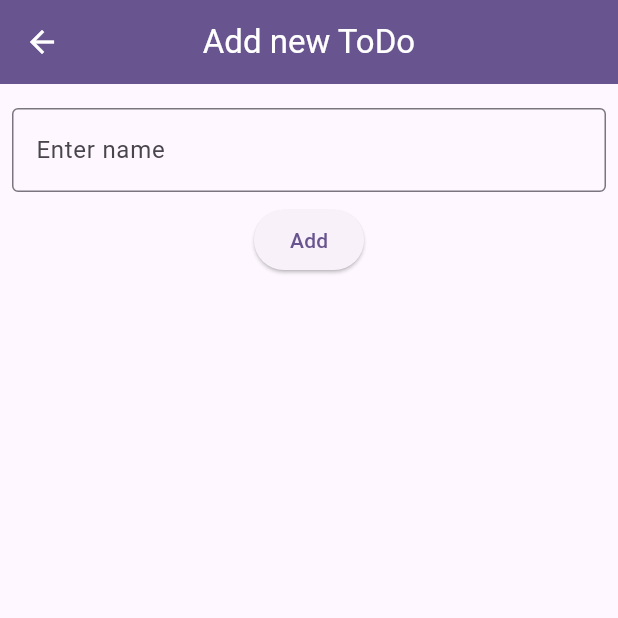
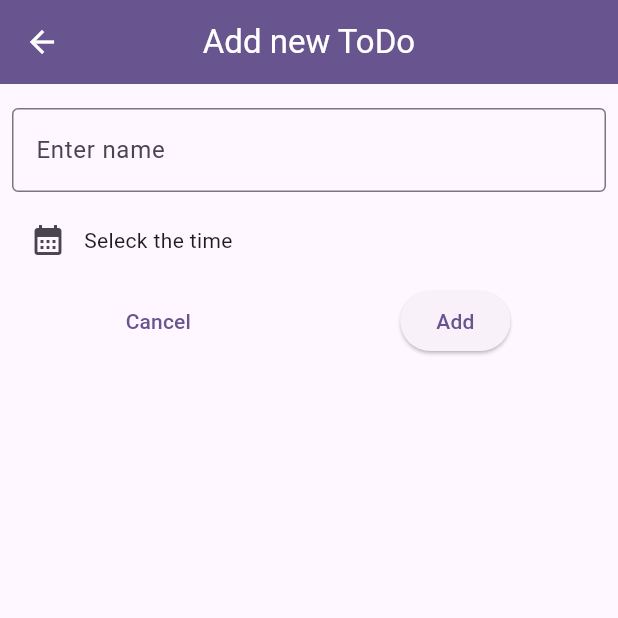
Before and after one commit to MehmetCopurCE/todo_app, a Flutter app: the screen it shows after launch, after a tap on the "add" icon, on a phone screen of 412 x 824 dp, the top half of it. Run offline on Flutter 3.47's test engine with Material 2 defaults, Android fonts, the phone set to English and light mode, and no system bars; our stand-ins replace fluttertoast, sqflite; accounts and stored records are empty.

Commit message:
sqflite added

```diff
--- a/lib/core/models/toDo.dart
+++ b/lib/core/models/toDo.dart
@@ -1,5 +1,39 @@
+import 'package:intl/intl.dart';
+
+final formatter = DateFormat
+    .yMd(); //Tarihi insanların okuyabileceği şekle dönüştürüyor. Bunun için intl package  added
+
 class ToDo {
+  int? id;
   final String title;
+  final DateTime date;
 
-  const ToDo({required this.title});
+  ToDo({
+    this.id,
+    required this.title,
+    required this.date,
+  });
+
+  Map<String, dynamic> toMap() {
+    return {
+      'id': id,
+      'title': title,
+      'date': formatter.format(date),
+      // DateTime verisini metin olarak kaydediyoruz
+    };
+  }
+
+  static ToDo fromMap(Map<String, dynamic> map) {
+    return ToDo(
+      id: map['id'],
+      title: map['title'],
+      date: formatter.parse(map['date']), // Metni tekrar DateTime olarak dönüştürüyoruz
+    );
+  }
+
+  String get formattedDate {
+    return formatter.format(date);
+  }
+
+
 }
--- /dev/null
+++ b/lib/core/storage/database_helper.dart
@@ -0,0 +1,123 @@
+import 'dart:async';
+import 'dart:io';
+
+import 'package:flutter/cupertino.dart';
+import 'package:intl/intl.dart';
+import 'package:path/path.dart';
+import 'package:sqflite/sqflite.dart';
+import 'package:path_provider/path_provider.dart';
+import 'package:todo_app/core/components/custom_toast_message.dart';
+import 'package:todo_app/core/models/toDo.dart';
+
+final formatter = DateFormat.yMd();
+
+class DatabaseHelper {
+  static Database? _database;
+  static final DatabaseHelper instance = DatabaseHelper._();
+
+  DatabaseHelper._();
+
+  static const String tableName = 'todos';
+  static const String columnId = 'id';
+  static const String columnTitle = 'title';
+  static const String columnDate = 'date';
+
+  Future<Database?> get database async {
+    if (_database != null) {
+      return _database;
+    }
+
+    _database = await initDatabase();
+    return _database;
+  }
+
+  Future<Database> initDatabase() async {
+    Directory documentsDirectory = await getApplicationDocumentsDirectory();
+    String path = join(documentsDirectory.path, "todos.db");
+
+    return await openDatabase(
+      path,
+      version: 1,
+      onCreate: _onCreate,
+    );
+  }
+
+  void _onCreate(Database db, int version) async {
+    await db.execute('''
+      CREATE TABLE $tableName (
+        $columnId INTEGER PRIMARY KEY AUTOINCREMENT,
+        $columnTitle TEXT NOT NULL,
+        $columnDate TEXT NOT NULL
+      )
+    ''');
+  }
+
+  Future<int> insertToDo(ToDo toDo) async {
+    final db = await database;
+    int insertedId = -1; // Başlangıçta geçersiz bir ID değeri belirliyoruz.
+
+    try {
+      insertedId = await db!.insert( tableName, toDo.toMap());
+    } catch (e) {
+      debugPrint('Hata: ${e.toString()}');
+    }
+
+    if (insertedId != -1) {
+      debugPrint('New todo added to db. ID: $insertedId');
+    } else {
+      debugPrint('Todo addition to db failed.');
+    }
+
+    return insertedId; // Ekleme başarılıysa eklenen verinin ID değerini döndürüyoruz.
+  }
+
+
+  Future<int> updateToDo(ToDo toDo) async {
+    final db = await database;
+    try {
+      return await db!.update(
+        tableName,
+        toDo.toMap(),
+        where: '$columnId = ?',
+        whereArgs: [toDo.id],
+      );
+
+    } catch (e) {
+      debugPrint('Update failed: ${e.toString()}');
+      return -1; // Başarısızlık durumunda -1 döndürebiliriz.
+    }
+  }
+
+  Future<int> deleteToDo(ToDo todo) async {
+    final db = await database;
+    try {
+      return await db!.delete(
+        tableName,
+        where: '$columnId = ?',
+        whereArgs: [todo.id],
+      );
+    } catch (e) {
+      debugPrint('Delete failed: ${e.toString()}');
+      return -1; // Başarısızlık durumunda -1 döndürebiliriz.
+    }
+  }
+
+  Future<List<ToDo>> getToDos() async {
+    final db = await database;
+    try {
+      var toDosMapList = await db!.query(tableName, orderBy: '$columnDate ASC');
+      return toDosMapList.map((toDoMap) => ToDo.fromMap(toDoMap)).toList();
+    } catch (e) {
+      debugPrint('Get todos failed: ${e.toString()}');
+      return []; // Başarısızlık durumunda boş bir liste döndürebiliriz.
+    }
+  }
+
+
+
+// Future<List<ToDo>> getToDos() async {
+//   //   final db = await database;
+//   //   var toDosMapList = await db!.query('toDos');
+//   //   return toDosMapList.map((toDoMap) => ToDo.fromMap(toDoMap)).toList();
+//   // }
+}
--- a/lib/core/views/add_new_todo.dart
+++ b/lib/core/views/add_new_todo.dart
@@ -1,6 +1,10 @@
 import 'package:flutter/material.dart';
+import 'package:intl/intl.dart';
 import 'package:todo_app/core/components/custom_toast_message.dart';
 import 'package:todo_app/core/models/toDo.dart';
+import 'package:todo_app/core/storage/database_helper.dart';
+
+final formatter = DateFormat.yMd();
 
 class AddToDoPage extends StatefulWidget {
   const AddToDoPage({super.key});
@@ -10,26 +14,48 @@ class AddToDoPage extends StatefulWidget {
 }
 
 class _AddToDoPageState extends State<AddToDoPage> {
+  DatabaseHelper db = DatabaseHelper.instance;
   final _controller = TextEditingController();
 
-  @override
-  Widget build(BuildContext context) {
-    void saveItem() {
+  DateTime? _selectedDate;
+
+  void saveItem() async {
     final title = _controller.text;
-      if (title.trim().isEmpty) {
+    if (title.trim().isEmpty || _selectedDate == null) {
       return;
     }
+
+    ///sql kaydetme
+    await db.insertToDo(ToDo(title: title, date: _selectedDate!));
+    setState(() {});
 
     if (!context.mounted) {
       return;
     }
     Navigator.of(context).pop(
-        ToDo(title: title),
+      ToDo(title: title, date: _selectedDate!),
     );
-
     ToastMessage('New Todo added');
   }
 
+  void presentDatePicker() async {
+    final now = DateTime.now();
+    final firstDate = DateTime(now.year - 1, now.month, now.day);
+    final pickedDate = await showDatePicker(
+      context: context,
+      initialDate: now,
+      firstDate: firstDate,
+      lastDate: now,
+    );
+
+    setState(() {
+      _selectedDate = pickedDate;
+    });
+    ToastMessage('Date picked');
+  }
+
+  @override
+  Widget build(BuildContext context) {
     return Scaffold(
       appBar: AppBar(
         foregroundColor: Colors.white,
@@ -51,13 +77,30 @@ class _AddToDoPageState extends State<AddToDoPage> {
               ),
               controller: _controller,
             ),
-            SizedBox(height: 8),
+            const SizedBox(height: 8),
             Row(
-              mainAxisAlignment: MainAxisAlignment.center,
+              mainAxisAlignment: MainAxisAlignment.start,
               children: [
+                IconButton(
+                    onPressed: presentDatePicker,
+                    icon: const Icon(Icons.calendar_month)),
+                Text(_selectedDate == null
+                    ? 'Seleck the time'
+                    : formatter.format(_selectedDate!)),
+              ],
+            ),
+            const SizedBox(height: 6),
+            Row(
+              mainAxisAlignment: MainAxisAlignment.spaceAround,
+              children: [
+                TextButton(
+                    onPressed: () {
+                      _controller.clear();
+                    },
+                    child: const Text('Cancel')),
                 ElevatedButton(
                   onPressed: saveItem,
-                  child: Text('Add'),
+                  child: const Text('Add'),
                 ),
               ],
             )
--- a/lib/core/views/home_page.dart
+++ b/lib/core/views/home_page.dart
@@ -1,5 +1,8 @@
 import 'package:flutter/material.dart';
+import 'package:todo_app/core/components/custom_toast_message.dart';
 import 'package:todo_app/core/models/toDo.dart';
+import 'package:todo_app/core/storage/database_helper.dart';
+import 'package:todo_app/core/view_model/todo_list.dart';
 import 'package:todo_app/core/views/add_new_todo.dart';
 
 class HomePage extends StatefulWidget {
@@ -10,13 +13,30 @@ class HomePage extends StatefulWidget {
 }
 
 class _HomePageState extends State<HomePage> {
+  DatabaseHelper db = DatabaseHelper.instance;
+
+  ///Dummy datas
   List<ToDo> toDos = [
-    ToDo(title: 'Todo 1'),
-    ToDo(title: 'Todo 1'),
+    // ToDo(title: 'Todo 1', date: DateTime.now()),
+    // ToDo(title: 'Todo 1', date: DateTime.now()),
   ];
 
+  Future<void> _loadToDos() async {
+    List<ToDo> _todos = [];
+    _todos = await db.getToDos();
 
-  Future<void> _addItem() async {
+    setState(() {
+      toDos = _todos;
+    });
+  }
+
+  @override
+  void initState() {
+    _loadToDos();
+    super.initState();
+  }
+
+  void _addItem() async {
     final newToDo = await Navigator.of(context).push<ToDo>(MaterialPageRoute(
       builder: (context) => const AddToDoPage(),
     ));
@@ -51,16 +71,9 @@ class _HomePageState extends State<HomePage> {
           ),
         ],
       ),
-      body: ListView.builder(
-        itemCount: toDos.length,
-        itemBuilder: (context, index) => Card(
-          child: Padding(
-            padding: const EdgeInsets.all(8.0),
-            child: ListTile(
-              title: Text(toDos[index].title),
-            ),
-          ),
-        ),
+      body: RefreshIndicator(
+        onRefresh: _loadToDos,
+        child: ToDoList(toDos: toDos),
       ),
     );
   }
--- a/pubspec.yaml
+++ b/pubspec.yaml
@@ -36,6 +36,9 @@ dependencies:
   # Use with the CupertinoIcons class for iOS style icons.
   cupertino_icons: ^1.0.2
   fluttertoast: ^8.2.2
+  intl: ^0.18.1
+  sqflite: ^2.3.0
+  path_provider: ^2.0.15
 
 dev_dependencies:
   flutter_test:
```
Also changed, not shown: lib/core/view_model/todo_item.dart (added, +10 -0 lines), lib/core/view_model/todo_list.dart (added, +41 -0 lines), pubspec.lock, 1 other file. Lines whose indentation alone changed are shown as unchanged.
